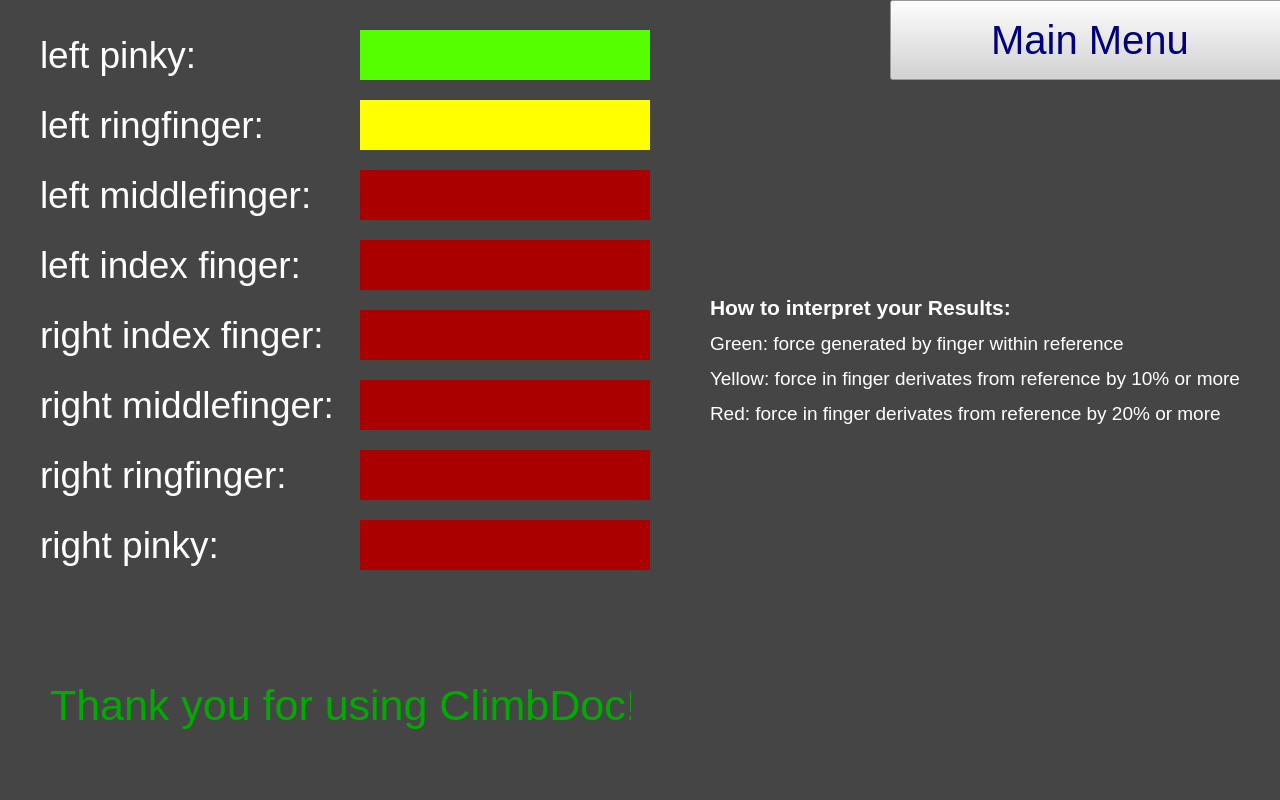
Before: the Qt Designer form climbdoc/results.ui in Jonasstre/Climbdoc, drawn with Qt 5.
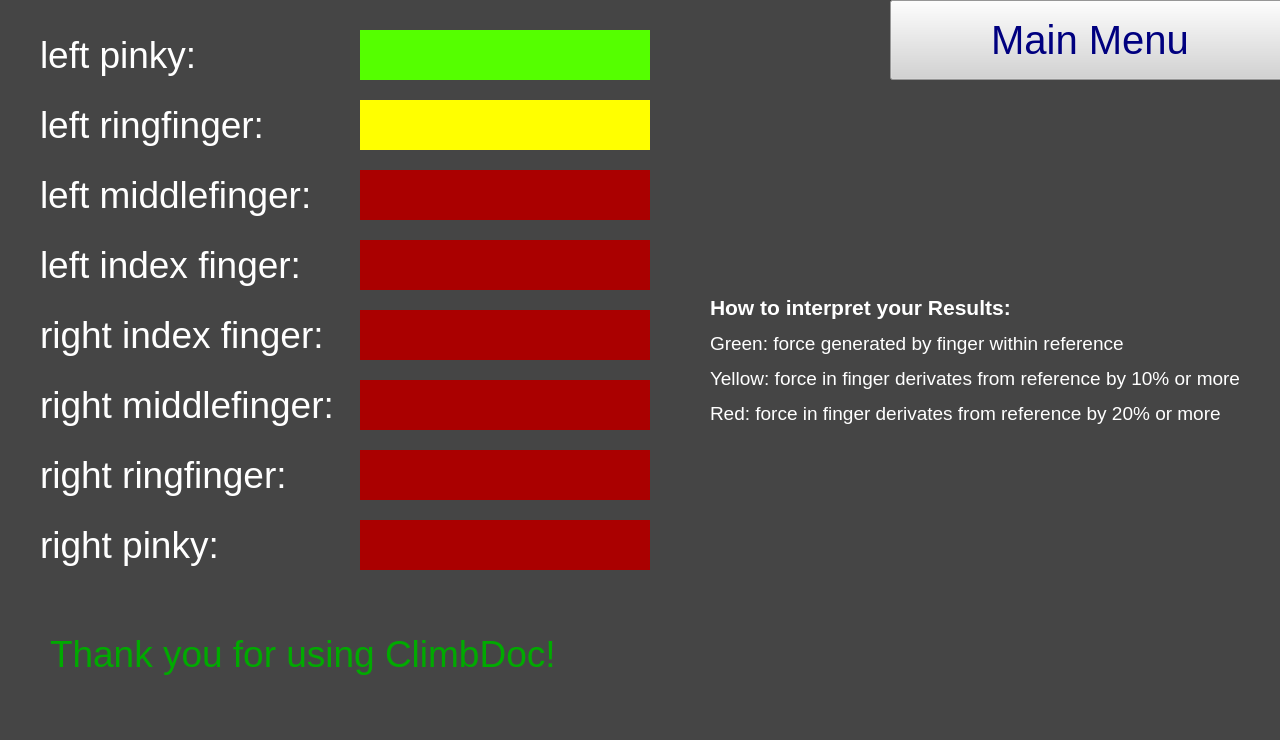
After: the same form once the commit is applied.

Patch:
```diff
--- a/climbdoc/results.ui
+++ b/climbdoc/results.ui
@@ -7,7 +7,7 @@
     <x>0</x>
     <y>0</y>
     <width>1280</width>
-    <height>800</height>
+    <height>740</height>
    </rect>
   </property>
   <property name="windowTitle">
@@ -20,7 +20,7 @@
    <property name="geometry">
     <rect>
      <x>50</x>
-     <y>650</y>
+     <y>600</y>
      <width>581</width>
      <height>110</height>
     </rect>
@@ -34,7 +34,7 @@
     <string notr="true">color: rgb(0, 170, 0);</string>
    </property>
    <property name="text">
-    <string>Thank you for using ClimbDoc!</string>
+    <string>&lt;html&gt;&lt;head/&gt;&lt;body&gt;&lt;p&gt;&lt;span style=&quot; font-size:28pt;&quot;&gt;Thank you for using ClimbDoc!&lt;/span&gt;&lt;/p&gt;&lt;/body&gt;&lt;/html&gt;</string>
    </property>
   </widget>
   <widget class="QPushButton" name="pushButton">
```
